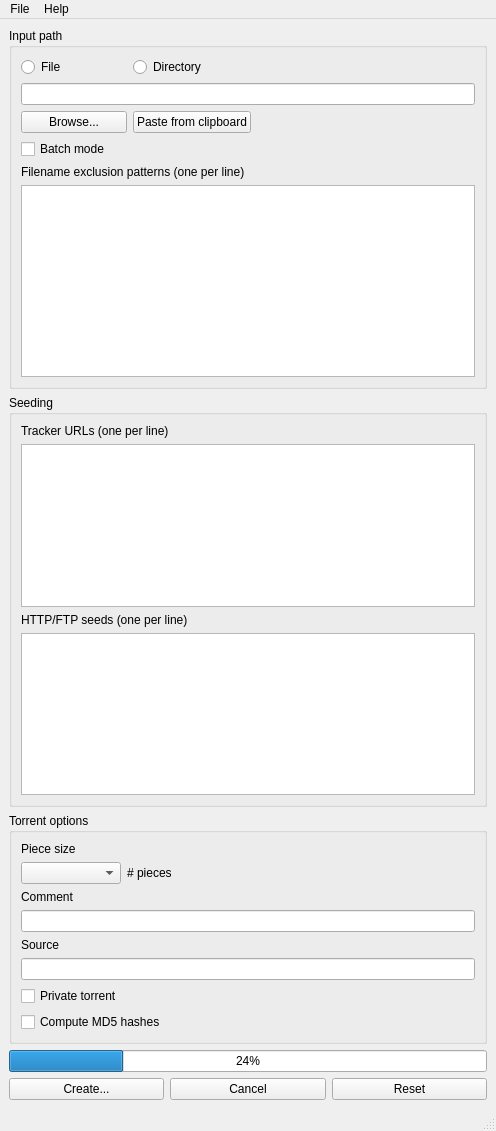
First picture: the form in dottorrentGUI/mainwindow.ui, repository kz26/dottorrent-gui, before the edit.
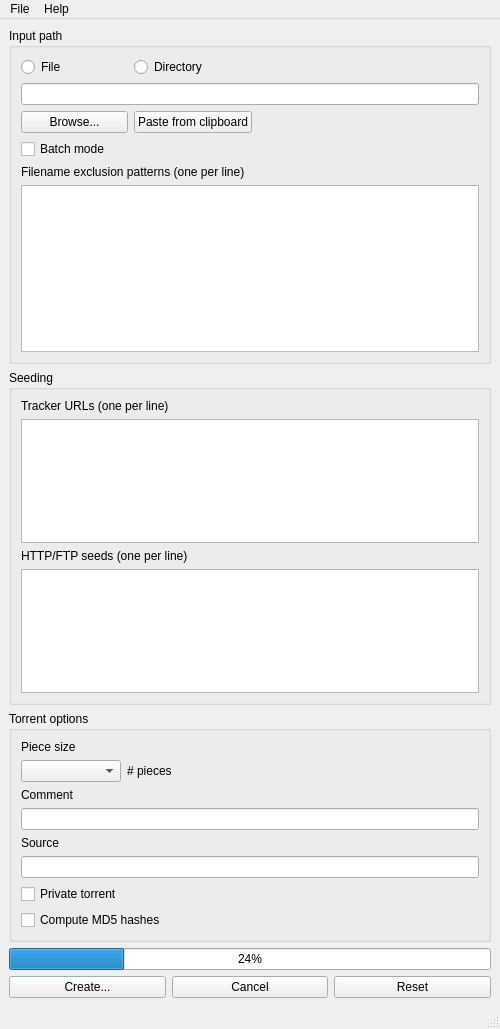
Second picture: the form after the edit.

```diff
--- a/dottorrentGUI/mainwindow.ui
+++ b/dottorrentGUI/mainwindow.ui
@@ -6,25 +6,43 @@
    <rect>
     <x>0</x>
     <y>0</y>
-    <width>496</width>
-    <height>1131</height>
+    <width>500</width>
+    <height>1029</height>
    </rect>
   </property>
+  <property name="sizePolicy">
+   <sizepolicy hsizetype="Preferred" vsizetype="Minimum">
+    <horstretch>0</horstretch>
+    <verstretch>0</verstretch>
+   </sizepolicy>
+  </property>
+  <property name="maximumSize">
+   <size>
+    <width>16777215</width>
+    <height>16777215</height>
+   </size>
+  </property>
   <property name="windowTitle">
    <string>MainWindow</string>
   </property>
   <widget class="QWidget" name="centralwidget">
    <property name="sizePolicy">
-    <sizepolicy hsizetype="Preferred" vsizetype="Preferred">
+    <sizepolicy hsizetype="Preferred" vsizetype="Minimum">
      <horstretch>0</horstretch>
      <verstretch>0</verstretch>
     </sizepolicy>
    </property>
+   <property name="maximumSize">
+    <size>
+     <width>16777215</width>
+     <height>16777215</height>
+    </size>
+   </property>
    <layout class="QVBoxLayout" name="verticalLayout">
     <item>
      <widget class="QGroupBox" name="inputGroupBox">
       <property name="sizePolicy">
-       <sizepolicy hsizetype="Preferred" vsizetype="Fixed">
+       <sizepolicy hsizetype="Preferred" vsizetype="Minimum">
         <horstretch>0</horstretch>
         <verstretch>0</verstretch>
        </sizepolicy>
@@ -88,7 +106,7 @@
           <bool>true</bool>
          </property>
          <property name="sizePolicy">
-          <sizepolicy hsizetype="Expanding" vsizetype="MinimumExpanding">
+          <sizepolicy hsizetype="Expanding" vsizetype="Minimum">
            <horstretch>0</horstretch>
            <verstretch>0</verstretch>
           </sizepolicy>
@@ -96,25 +114,33 @@
          <property name="minimumSize">
           <size>
            <width>0</width>
-           <height>112</height>
+           <height>90</height>
           </size>
          </property>
+         <property name="maximumSize">
+          <size>
+           <width>16777215</width>
+           <height>16777215</height>
+          </size>
+         </property>
+         <property name="sizeAdjustPolicy">
+          <enum>QAbstractScrollArea::AdjustToContents</enum>
+         </property>
         </widget>
        </item>
        <item row="2" column="0">
         <widget class="QPushButton" name="browseButton">
+         <property name="sizePolicy">
+          <sizepolicy hsizetype="Preferred" vsizetype="Fixed">
+           <horstretch>0</horstretch>
+           <verstretch>0</verstretch>
+          </sizepolicy>
+         </property>
          <property name="text">
           <string>Browse...</string>
          </property>
         </widget>
        </item>
-       <item row="2" column="1">
-        <widget class="QPushButton" name="pasteButton">
-         <property name="text">
-          <string>Paste from clipboard</string>
-         </property>
-        </widget>
-       </item>
        <item row="1" column="0" colspan="4">
         <widget class="QLineEdit" name="inputEdit">
          <property name="text">
@@ -128,11 +154,30 @@
          </property>
         </widget>
        </item>
+       <item row="2" column="1">
+        <widget class="QPushButton" name="pasteButton">
+         <property name="sizePolicy">
+          <sizepolicy hsizetype="Preferred" vsizetype="Fixed">
+           <horstretch>0</horstretch>
+           <verstretch>0</verstretch>
+          </sizepolicy>
+         </property>
+         <property name="text">
+          <string>Paste from clipboard</string>
+         </property>
+        </widget>
+       </item>
       </layout>
      </widget>
     </item>
     <item>
      <widget class="QGroupBox" name="seedingGroupBox">
+      <property name="sizePolicy">
+       <sizepolicy hsizetype="Preferred" vsizetype="Minimum">
+        <horstretch>0</horstretch>
+        <verstretch>0</verstretch>
+       </sizepolicy>
+      </property>
       <property name="title">
        <string>Seeding</string>
       </property>
@@ -153,7 +198,7 @@
        <item>
         <widget class="QPlainTextEdit" name="trackerEdit">
          <property name="sizePolicy">
-          <sizepolicy hsizetype="Expanding" vsizetype="MinimumExpanding">
+          <sizepolicy hsizetype="Expanding" vsizetype="Minimum">
            <horstretch>0</horstretch>
            <verstretch>0</verstretch>
           </sizepolicy>
@@ -164,6 +209,12 @@
            <height>90</height>
           </size>
          </property>
+         <property name="maximumSize">
+          <size>
+           <width>16777215</width>
+           <height>16777215</height>
+          </size>
+         </property>
          <property name="sizeAdjustPolicy">
           <enum>QAbstractScrollArea::AdjustToContents</enum>
          </property>
@@ -185,7 +236,7 @@
        <item>
         <widget class="QPlainTextEdit" name="webSeedEdit">
          <property name="sizePolicy">
-          <sizepolicy hsizetype="Expanding" vsizetype="MinimumExpanding">
+          <sizepolicy hsizetype="Expanding" vsizetype="Minimum">
            <horstretch>0</horstretch>
            <verstretch>0</verstretch>
           </sizepolicy>
@@ -196,6 +247,12 @@
            <height>90</height>
           </size>
          </property>
+         <property name="maximumSize">
+          <size>
+           <width>16777215</width>
+           <height>16777215</height>
+          </size>
+         </property>
          <property name="sizeAdjustPolicy">
           <enum>QAbstractScrollArea::AdjustToContents</enum>
          </property>
@@ -350,7 +407,7 @@
     <rect>
      <x>0</x>
      <y>0</y>
-     <width>496</width>
+     <width>500</width>
      <height>32</height>
     </rect>
    </property>
```
